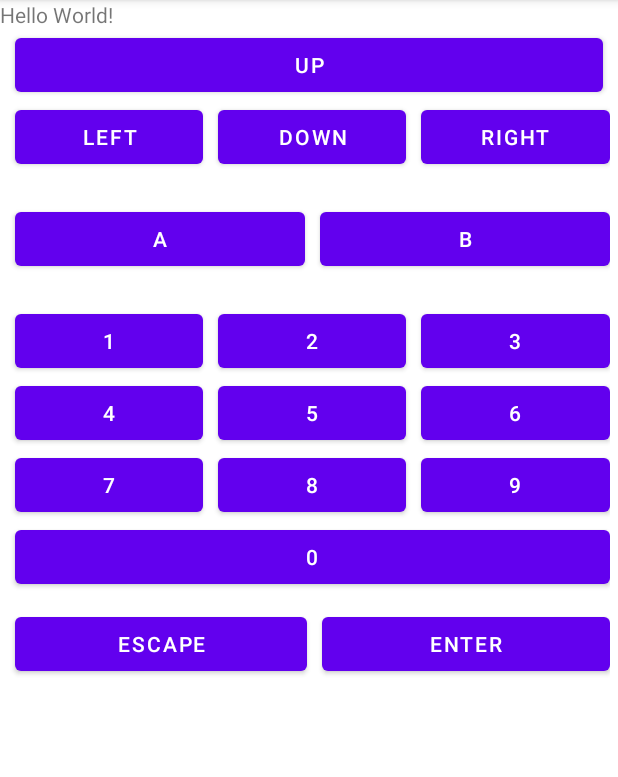
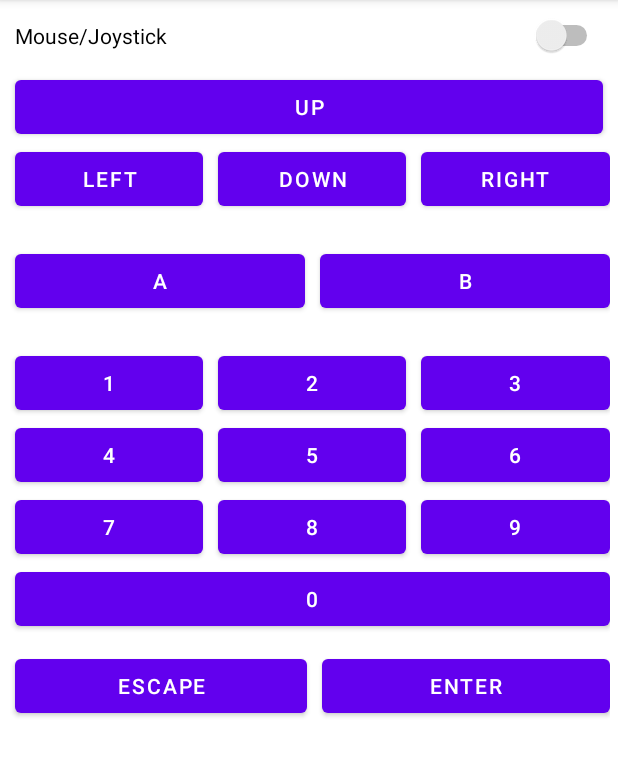
Before and after one commit to marcin-m-kwiecien/CDTV-remote, an Android app: the screen it shows after launch (MainActivity), after a tap on "UP", on a phone screen of 412 x 824 dp, the part 84-861 px from its top. Run offline under Robolectric (Android 15) with nearby library versions, the phone set to English and light mode, and no system bars; 1 statement that could not run was skipped.

Commit message:
Mouse/Joystick

```diff
--- a/app/src/main/java/xyz/mordeaux/cdtvremote/CDTVCode.java
+++ b/app/src/main/java/xyz/mordeaux/cdtvremote/CDTVCode.java
@@ -24,7 +24,13 @@ public enum CDTVCode {
     BUTTON_9(0x015),
     BUTTON_0(0x039),
     BUTTON_ESCAPE(0x031),
-    BUTTON_ENTER(0x035);
+    BUTTON_ENTER(0x035),
+    JOYSTICK_A(0x880),
+    JOYSTICK_B(0x840),
+    JOYSTICK_UP(0x820),
+    JOYSTICK_DOWN(0x810),
+    JOYSTICK_LEFT(0x808),
+    JOYSTICK_RIGHT(0x804);
 
     private static final Integer INITIAL_PULSE = 9000;
     private static final Integer INITIAL_PAUSE = 4500;
--- a/app/src/main/java/xyz/mordeaux/cdtvremote/MainActivity.java
+++ b/app/src/main/java/xyz/mordeaux/cdtvremote/MainActivity.java
@@ -7,6 +7,7 @@ import android.hardware.ConsumerIrManager;
 import android.os.Bundle;
 import android.view.View;
 import android.widget.Button;
+import android.widget.Switch;
 import android.widget.Toast;
 
 public class MainActivity extends AppCompatActivity {
@@ -22,25 +23,27 @@ public class MainActivity extends AppCompatActivity {
 
         @Override
         public void onClick(View v) {
+            Switch mouseJoystick = findViewById(R.id.switch_mouse_joystick);
+            boolean isJoystick = mouseJoystick.isChecked();
             CDTVCode code = null;
             switch (v.getId()) {
                 case R.id.button_mouse_up:
-                    code = CDTVCode.MOUSE_UP;
+                    code = isJoystick ? CDTVCode.JOYSTICK_UP : CDTVCode.MOUSE_UP;
                     break;
                 case R.id.button_mouse_down:
-                    code = CDTVCode.MOUSE_DOWN;
+                    code = isJoystick ? CDTVCode.JOYSTICK_DOWN : CDTVCode.MOUSE_DOWN;
                     break;
                 case R.id.button_mouse_left:
-                    code = CDTVCode.MOUSE_LEFT;
+                    code = isJoystick ? CDTVCode.JOYSTICK_LEFT : CDTVCode.MOUSE_LEFT;
                     break;
                 case R.id.button_mouse_right:
-                    code = CDTVCode.MOUSE_RIGHT;
+                    code = isJoystick ? CDTVCode.JOYSTICK_RIGHT : CDTVCode.MOUSE_RIGHT;
                     break;
                 case R.id.button_mouse_a:
-                    code = CDTVCode.MOUSE_A;
+                    code = isJoystick ? CDTVCode.JOYSTICK_A : CDTVCode.MOUSE_A;
                     break;
                 case R.id.button_mouse_b:
-                    code = CDTVCode.MOUSE_B;
+                    code = isJoystick ? CDTVCode.JOYSTICK_B : CDTVCode.MOUSE_B;
                     break;
                 case R.id.button_key_1:
                     code = CDTVCode.BUTTON_1;
--- a/app/src/main/res/layout/activity_main.xml
+++ b/app/src/main/res/layout/activity_main.xml
@@ -11,11 +11,13 @@
         android:layout_height="match_parent"
         android:orientation="vertical">
 
-        <TextView
-            android:id="@+id/label_hello"
-            android:layout_width="wrap_content"
+        <Switch
+            android:id="@+id/switch_mouse_joystick"
+            android:layout_width="match_parent"
             android:layout_height="wrap_content"
-            android:text="Hello World!" />
+            android:text="@string/switch_label_mouse_joystick"
+            android:layout_margin="10dp"
+            tools:ignore="UseSwitchCompatOrMaterialXml" />
 
         <Button
             android:id="@+id/button_mouse_up"
--- a/app/src/main/res/values/strings.xml
+++ b/app/src/main/res/values/strings.xml
@@ -18,4 +18,5 @@
     <string name="button_label_0">0</string>
     <string name="button_label_enter">Enter</string>
     <string name="button_label_escape">Escape</string>
+    <string name="switch_label_mouse_joystick">Mouse/Joystick</string>
 </resources>
```
